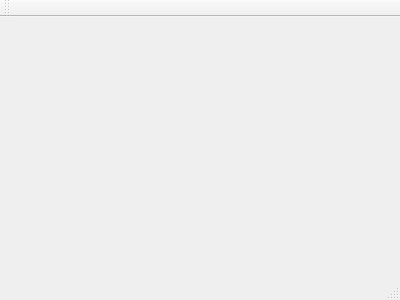
This is mainwindow.ui in meowheh/calc-practika as Qt 5 draws it before an edit. The edited form follows.
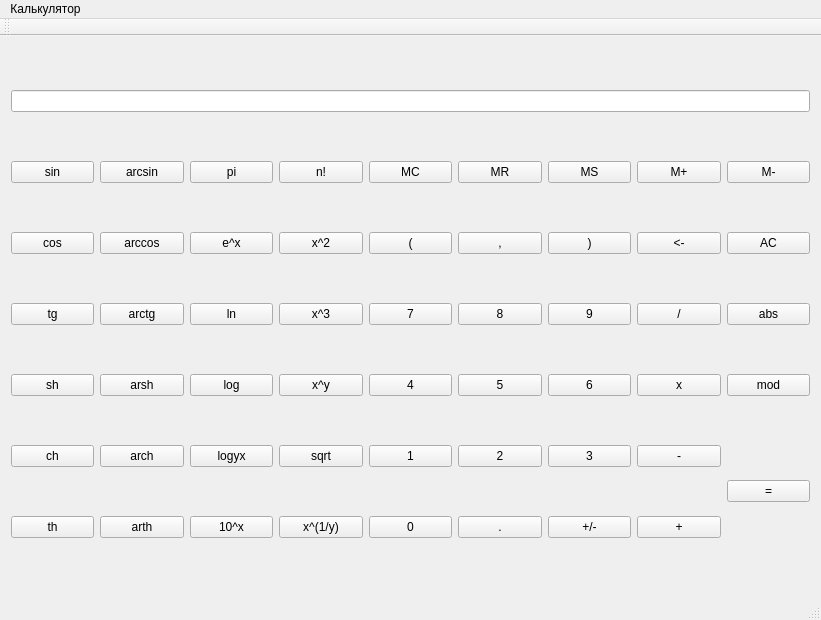
This is the edited form.

Commit message: Start doing GUI

Patch:
```diff
--- a/mainwindow.ui
+++ b/mainwindow.ui
@@ -1,24 +1,441 @@
 <ui version="4.0">
  <class>MainWindow</class>
- <widget class="QMainWindow" name="MainWindow" >
-  <property name="geometry" >
+ <widget class="QMainWindow" name="MainWindow">
+  <property name="geometry">
    <rect>
     <x>0</x>
     <y>0</y>
-    <width>400</width>
-    <height>300</height>
+    <width>821</width>
+    <height>620</height>
    </rect>
   </property>
   <property name="windowTitle" >
    <string>MainWindow</string>
   </property>
-  <widget class="QMenuBar" name="menuBar" />
-  <widget class="QToolBar" name="mainToolBar" />
-  <widget class="QWidget" name="centralWidget" />
-  <widget class="QStatusBar" name="statusBar" />
+  <property name="tabShape">
+   <enum>QTabWidget::Triangular</enum>
+  </property>
+  <widget class="QWidget" name="centralWidget">
+   <layout class="QGridLayout" name="gridLayout_2">
+    <item row="8" column="7">
+     <widget class="QPushButton" name="division">
+      <property name="text">
+       <string>/</string>
+      </property>
+     </widget>
+    </item>
+    <item row="11" column="5">
+     <widget class="QPushButton" name="five">
+      <property name="text">
+       <string>5</string>
+      </property>
+     </widget>
+    </item>
+    <item row="11" column="7">
+     <widget class="QPushButton" name="mult">
+      <property name="text">
+       <string>x</string>
+      </property>
+     </widget>
+    </item>
+    <item row="8" column="8">
+     <widget class="QPushButton" name="abs">
+      <property name="text">
+       <string>abs</string>
+      </property>
+     </widget>
+    </item>
+    <item row="11" column="6">
+     <widget class="QPushButton" name="six">
+      <property name="text">
+       <string>6</string>
+      </property>
+     </widget>
+    </item>
+    <item row="13" column="0">
+     <widget class="QPushButton" name="th">
+      <property name="text">
+       <string>th</string>
+      </property>
+     </widget>
+    </item>
+    <item row="11" column="4">
+     <widget class="QPushButton" name="four">
+      <property name="text">
+       <string>4</string>
+      </property>
+     </widget>
+    </item>
+    <item row="12" column="1">
+     <widget class="QPushButton" name="arch">
+      <property name="text">
+       <string>arch</string>
+      </property>
+     </widget>
+    </item>
+    <item row="12" column="2">
+     <widget class="QPushButton" name="log_any">
+      <property name="text">
+       <string>logyx</string>
+      </property>
+     </widget>
+    </item>
+    <item row="11" column="2">
+     <widget class="QPushButton" name="log">
+      <property name="text">
+       <string>log</string>
+      </property>
+     </widget>
+    </item>
+    <item row="11" column="3">
+     <widget class="QPushButton" name="pow">
+      <property name="text">
+       <string>x^y</string>
+      </property>
+     </widget>
+    </item>
+    <item row="8" column="6">
+     <widget class="QPushButton" name="nine">
+      <property name="text">
+       <string>9</string>
+      </property>
+     </widget>
+    </item>
+    <item row="11" column="1">
+     <widget class="QPushButton" name="arsh">
+      <property name="text">
+       <string>arsh</string>
+      </property>
+     </widget>
+    </item>
+    <item row="11" column="0">
+     <widget class="QPushButton" name="sh">
+      <property name="text">
+       <string>sh</string>
+      </property>
+     </widget>
+    </item>
+    <item row="13" column="1">
+     <widget class="QPushButton" name="arth">
+      <property name="text">
+       <string>arth</string>
+      </property>
+     </widget>
+    </item>
+    <item row="1" column="3">
+     <widget class="QPushButton" name="factorial">
+      <property name="text">
+       <string>n!</string>
+      </property>
+     </widget>
+    </item>
+    <item row="1" column="2">
+     <widget class="QPushButton" name="pi">
+      <property name="text">
+       <string>pi</string>
+      </property>
+     </widget>
+    </item>
+    <item row="5" column="7">
+     <widget class="QPushButton" name="pushButton_11">
+      <property name="text">
+       <string>&lt;-</string>
+      </property>
+     </widget>
+    </item>
+    <item row="5" column="6">
+     <widget class="QPushButton" name="right_bracket">
+      <property name="text">
+       <string>)</string>
+      </property>
+     </widget>
+    </item>
+    <item row="12" column="0">
+     <widget class="QPushButton" name="ch">
+      <property name="text">
+       <string>ch</string>
+      </property>
+     </widget>
+    </item>
+    <item row="1" column="4">
+     <widget class="QPushButton" name="MC">
+      <property name="text">
+       <string>MC</string>
+      </property>
+     </widget>
+    </item>
+    <item row="1" column="5">
+     <widget class="QPushButton" name="MR">
+      <property name="text">
+       <string>MR</string>
+      </property>
+     </widget>
+    </item>
+    <item row="1" column="1">
+     <widget class="QPushButton" name="arcsin">
+      <property name="text">
+       <string>arcsin</string>
+      </property>
+     </widget>
+    </item>
+    <item row="1" column="6">
+     <widget class="QPushButton" name="MS">
+      <property name="text">
+       <string>MS</string>
+      </property>
+     </widget>
+    </item>
+    <item row="5" column="4">
+     <widget class="QPushButton" name="left_bracket">
+      <property name="text">
+       <string>(</string>
+      </property>
+     </widget>
+    </item>
+    <item row="5" column="2">
+     <widget class="QPushButton" name="exp">
+      <property name="text">
+       <string>e^x</string>
+      </property>
+     </widget>
+    </item>
+    <item row="5" column="5">
+     <widget class="QPushButton" name="comma">
+      <property name="text">
+       <string>,</string>
+      </property>
+     </widget>
+    </item>
+    <item row="5" column="3">
+     <widget class="QPushButton" name="sqr">
+      <property name="text">
+       <string>x^2</string>
+      </property>
+     </widget>
+    </item>
+    <item row="5" column="1">
+     <widget class="QPushButton" name="arccos">
+      <property name="text">
+       <string>arccos</string>
+      </property>
+     </widget>
+    </item>
+    <item row="5" column="0">
+     <widget class="QPushButton" name="cos">
+      <property name="text">
+       <string>cos</string>
+      </property>
+     </widget>
+    </item>
+    <item row="8" column="4">
+     <widget class="QPushButton" name="seven">
+      <property name="text">
+       <string>7</string>
+      </property>
+     </widget>
+    </item>
+    <item row="8" column="2">
+     <widget class="QPushButton" name="ln">
+      <property name="text">
+       <string>ln</string>
+      </property>
+     </widget>
+    </item>
+    <item row="8" column="5">
+     <widget class="QPushButton" name="eight">
+      <property name="text">
+       <string>8</string>
+      </property>
+     </widget>
+    </item>
+    <item row="8" column="3">
+     <widget class="QPushButton" name="cube">
+      <property name="text">
+       <string>x^3</string>
+      </property>
+     </widget>
+    </item>
+    <item row="8" column="1">
+     <widget class="QPushButton" name="arctg">
+      <property name="text">
+       <string>arctg</string>
+      </property>
+     </widget>
+    </item>
+    <item row="1" column="0">
+     <widget class="QPushButton" name="sin">
+      <property name="text">
+       <string>sin</string>
+      </property>
+     </widget>
+    </item>
+    <item row="11" column="8">
+     <widget class="QPushButton" name="mod">
+      <property name="text">
+       <string>mod</string>
+      </property>
+     </widget>
+    </item>
+    <item row="1" column="8">
+     <widget class="QPushButton" name="memory_minus">
+      <property name="text">
+       <string>M-</string>
+      </property>
+     </widget>
+    </item>
+    <item row="1" column="7">
+     <widget class="QPushButton" name="memory_plus">
+      <property name="text">
+       <string>M+</string>
+      </property>
+     </widget>
+    </item>
+    <item row="8" column="0">
+     <widget class="QPushButton" name="tg">
+      <property name="text">
+       <string>tg</string>
+      </property>
+     </widget>
+    </item>
+    <item row="5" column="8">
+     <widget class="QPushButton" name="AC">
+      <property name="text">
+       <string>AC</string>
+      </property>
+     </widget>
+    </item>
+    <item row="0" column="0" colspan="9">
+     <widget class="QLineEdit" name="lineEdit">
+      <property name="focusPolicy">
+       <enum>Qt::ClickFocus</enum>
+      </property>
+     </widget>
+    </item>
+    <item row="13" column="2">
+     <widget class="QPushButton" name="sqr_ten">
+      <property name="text">
+       <string>10^x</string>
+      </property>
+     </widget>
+    </item>
+    <item row="12" column="3">
+     <widget class="QPushButton" name="sqrt">
+      <property name="text">
+       <string>sqrt</string>
+      </property>
+     </widget>
+    </item>
+    <item row="12" column="4">
+     <widget class="QPushButton" name="one">
+      <property name="text">
+       <string>1</string>
+      </property>
+     </widget>
+    </item>
+    <item row="13" column="3">
+     <widget class="QPushButton" name="root">
+      <property name="text">
+       <string>x^(1/y)</string>
+      </property>
+     </widget>
+    </item>
+    <item row="13" column="4">
+     <widget class="QPushButton" name="zero">
+      <property name="text">
+       <string>0</string>
+      </property>
+     </widget>
+    </item>
+    <item row="13" column="5">
+     <widget class="QPushButton" name="point">
+      <property name="text">
+       <string>.</string>
+      </property>
+     </widget>
+    </item>
+    <item row="12" column="5">
+     <widget class="QPushButton" name="two">
+      <property name="text">
+       <string>2</string>
+      </property>
+     </widget>
+    </item>
+    <item row="13" column="6">
+     <widget class="QPushButton" name="sign">
+      <property name="text">
+       <string>+/-</string>
+      </property>
+     </widget>
+    </item>
+    <item row="12" column="6">
+     <widget class="QPushButton" name="three">
+      <property name="text">
+       <string>3</string>
+      </property>
+     </widget>
+    </item>
+    <item row="13" column="7">
+     <widget class="QPushButton" name="plus">
+      <property name="text">
+       <string>+</string>
+      </property>
+     </widget>
+    </item>
+    <item row="12" column="7">
+     <widget class="QPushButton" name="minus">
+      <property name="text">
+       <string>-</string>
+      </property>
+     </widget>
+    </item>
+    <item row="12" column="8" rowspan="2">
+     <widget class="QPushButton" name="equal">
+      <property name="text">
+       <string>=</string>
+      </property>
+     </widget>
+    </item>
+   </layout>
+  </widget>
+  <widget class="QMenuBar" name="menuBar">
+   <property name="geometry">
+    <rect>
+     <x>0</x>
+     <y>0</y>
+     <width>821</width>
+     <height>26</height>
+    </rect>
+   </property>
+   <widget class="QMenu" name="menu">
+    <property name="title">
+     <string>Калькулятор</string>
+    </property>
+    <addaction name="action"/>
+    <addaction name="action_2"/>
+   </widget>
+   <addaction name="menu"/>
+  </widget>
+  <widget class="QToolBar" name="mainToolBar">
+   <attribute name="toolBarArea">
+    <enum>TopToolBarArea</enum>
+   </attribute>
+   <attribute name="toolBarBreak">
+    <bool>false</bool>
+   </attribute>
+  </widget>
+  <widget class="QStatusBar" name="statusBar"/>
+  <action name="action">
+   <property name="text">
+    <string>Прямая геодезическая задача</string>
+   </property>
+  </action>
+  <action name="action_2">
+   <property name="text">
+    <string>Обратная геодезическая задача</string>
+   </property>
+  </action>
  </widget>
- <layoutDefault spacing="6" margin="11" />
- <pixmapfunction></pixmapfunction>
+ <layoutdefault spacing="6" margin="11"/>
  <resources/>
  <connections/>
 </ui>
```
Left out of the diff: 6 changed lines with no effect on the pictures. The commit also changes 2 other files.
